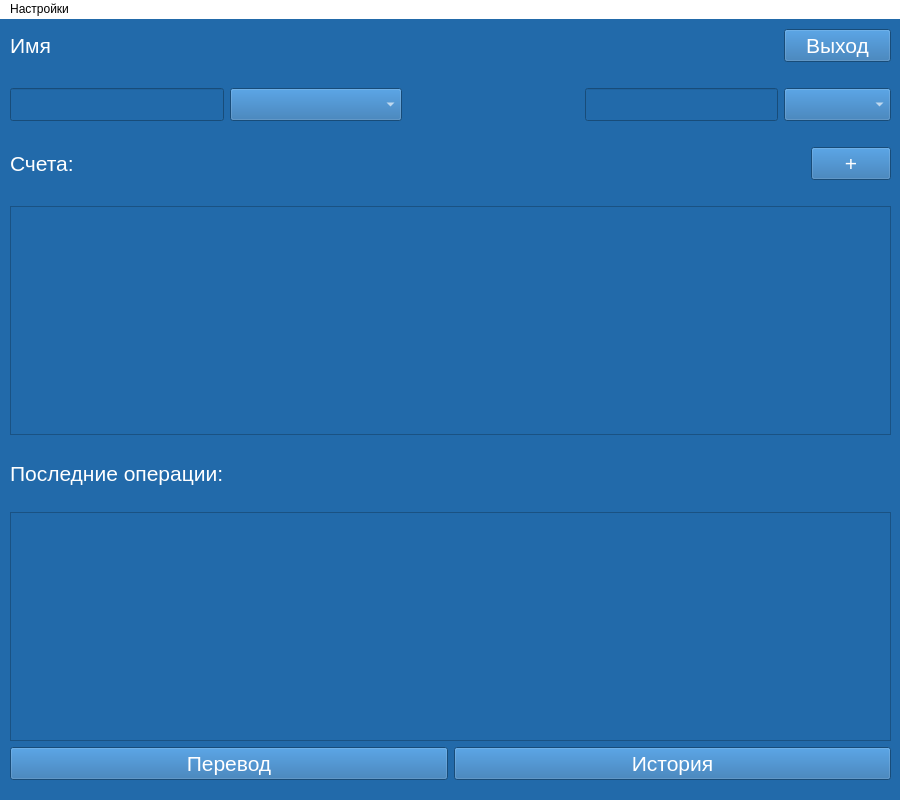
The window that Курсовая Банк/pythonProject/ui/Menu.ui (Tenager-Pro/3-kurs-2-semestr) describes before a commit, drawn with Qt 5.
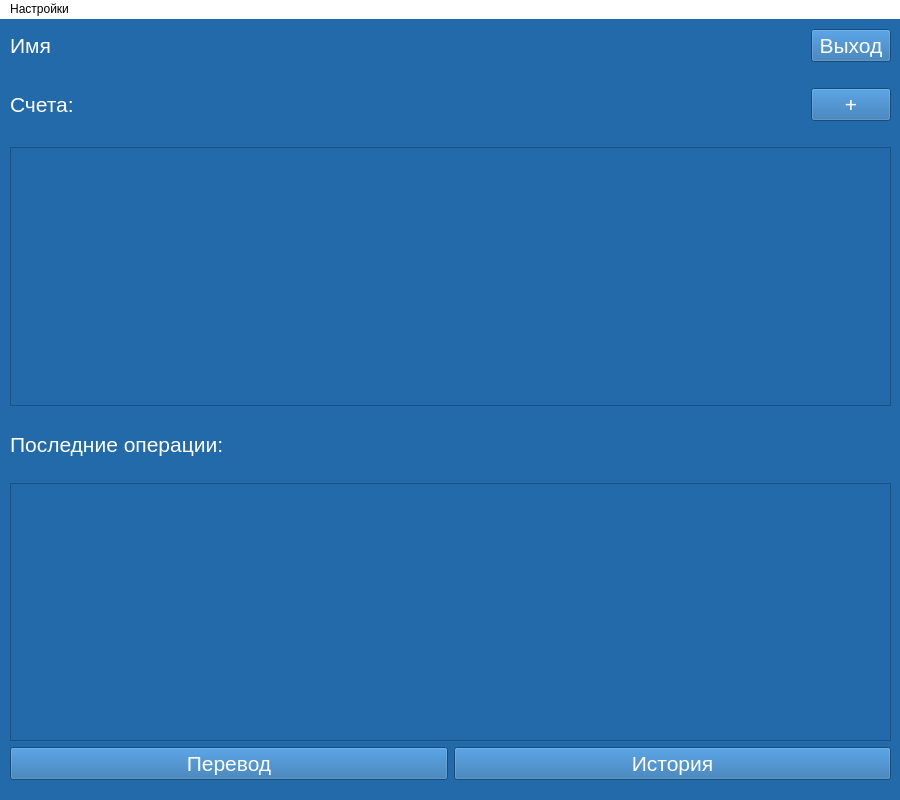
The same window after the commit. Icons and pictures are not drawn.

```diff
--- a/Курсовая Банк/pythonProject/ui/Menu.ui
+++ b/Курсовая Банк/pythonProject/ui/Menu.ui
@@ -42,7 +42,7 @@
      </rect>
     </property>
     <layout class="QGridLayout" name="gridLayout">
-     <item row="0" column="0" colspan="4">
+     <item row="0" column="0" colspan="2">
       <widget class="QLabel" name="label_name">
        <property name="font">
         <font>
@@ -57,7 +57,7 @@
        </property>
       </widget>
      </item>
-     <item row="8" column="0" colspan="6">
+     <item row="6" column="0" colspan="4">
       <layout class="QHBoxLayout" name="horizontalLayout">
        <item>
         <widget class="QLabel" name="label">
@@ -123,8 +123,23 @@
        </item>
       </layout>
      </item>
-     <item row="3" column="2">
-      <spacer name="horizontalSpacer_9">
+     <item row="10" column="0">
+      <widget class="QLabel" name="label_2">
+       <property name="font">
+        <font>
+         <pointsize>16</pointsize>
+        </font>
+       </property>
+       <property name="styleSheet">
+        <string notr="true">color: rgb(255,255,255)</string>
+       </property>
+       <property name="text">
+        <string>Последние операции:</string>
+       </property>
+      </widget>
+     </item>
+     <item row="7" column="0" colspan="4">
+      <spacer name="horizontalSpacer_5">
        <property name="orientation">
         <enum>Qt::Horizontal</enum>
        </property>
@@ -136,7 +151,35 @@
        </property>
       </spacer>
      </item>
-     <item row="15" column="0" colspan="6">
+     <item row="0" column="3">
+      <widget class="QPushButton" name="push_button_exit">
+       <property name="font">
+        <font>
+         <pointsize>16</pointsize>
+        </font>
+       </property>
+       <property name="styleSheet">
+        <string notr="true">color:rgb(255,255,255)</string>
+       </property>
+       <property name="text">
+        <string>Выход</string>
+       </property>
+      </widget>
+     </item>
+     <item row="11" column="0">
+      <spacer name="horizontalSpacer_8">
+       <property name="orientation">
+        <enum>Qt::Horizontal</enum>
+       </property>
+       <property name="sizeHint" stdset="0">
+        <size>
+         <width>40</width>
+         <height>20</height>
+        </size>
+       </property>
+      </spacer>
+     </item>
+     <item row="13" column="0" colspan="4">
       <layout class="QHBoxLayout" name="horizontalLayout_2">
        <item>
         <widget class="QPushButton" name="translate_button">
@@ -170,98 +213,10 @@
        </item>
       </layout>
      </item>
-     <item row="3" column="1">
-      <widget class="QComboBox" name="comboBox_2">
-       <property name="font">
-        <font>
-         <pointsize>16</pointsize>
-        </font>
-       </property>
-       <property name="styleSheet">
-        <string notr="true">color: rgb(255,255,255) </string>
-       </property>
-      </widget>
+     <item row="12" column="0" colspan="4">
+      <widget class="QListWidget" name="listWidget"/>
      </item>
-     <item row="13" column="0">
-      <spacer name="horizontalSpacer_8">
-       <property name="orientation">
-        <enum>Qt::Horizontal</enum>
-       </property>
-       <property name="sizeHint" stdset="0">
-        <size>
-         <width>40</width>
-         <height>20</height>
-        </size>
-       </property>
-      </spacer>
-     </item>
-     <item row="3" column="5">
-      <widget class="QComboBox" name="comboBox_3">
-       <property name="font">
-        <font>
-         <pointsize>16</pointsize>
-        </font>
-       </property>
-       <property name="styleSheet">
-        <string notr="true">color: rgb(255,255,255) </string>
-       </property>
-      </widget>
-     </item>
-     <item row="0" column="4">
-      <spacer name="horizontalSpacer_7">
-       <property name="orientation">
-        <enum>Qt::Horizontal</enum>
-       </property>
-       <property name="sizeHint" stdset="0">
-        <size>
-         <width>40</width>
-         <height>20</height>
-        </size>
-       </property>
-      </spacer>
-     </item>
-     <item row="9" column="0" colspan="6">
-      <spacer name="horizontalSpacer_5">
-       <property name="orientation">
-        <enum>Qt::Horizontal</enum>
-       </property>
-       <property name="sizeHint" stdset="0">
-        <size>
-         <width>40</width>
-         <height>20</height>
-        </size>
-       </property>
-      </spacer>
-     </item>
-     <item row="0" column="5">
-      <widget class="QPushButton" name="push_button_exit">
-       <property name="font">
-        <font>
-         <pointsize>16</pointsize>
-        </font>
-       </property>
-       <property name="styleSheet">
-        <string notr="true">color:rgb(255,255,255)</string>
-       </property>
-       <property name="text">
-        <string>Выход</string>
-       </property>
-      </widget>
-     </item>
-     <item row="6" column="1">
-      <spacer name="horizontalSpacer_3">
-       <property name="orientation">
-        <enum>Qt::Horizontal</enum>
-       </property>
-       <property name="sizeHint" stdset="0">
-        <size>
-         <width>40</width>
-         <height>20</height>
-        </size>
-       </property>
-      </spacer>
-     </item>
-     <item row="11" column="0">
+     <item row="9" column="0">
       <spacer name="horizontalSpacer_6">
        <property name="orientation">
         <enum>Qt::Horizontal</enum>
@@ -274,6 +229,22 @@
        </property>
       </spacer>
      </item>
+     <item row="8" column="0" colspan="4">
+      <widget class="QListWidget" name="listWidget_2"/>
+     </item>
+     <item row="0" column="2">
+      <spacer name="horizontalSpacer_7">
+       <property name="orientation">
+        <enum>Qt::Horizontal</enum>
+       </property>
+       <property name="sizeHint" stdset="0">
+        <size>
+         <width>40</width>
+         <height>20</height>
+        </size>
+       </property>
+      </spacer>
+     </item>
      <item row="1" column="0">
       <spacer name="horizontalSpacer_4">
        <property name="orientation">
@@ -287,45 +258,6 @@
        </property>
       </spacer>
      </item>
-     <item row="3" column="3" colspan="2">
-      <widget class="QLineEdit" name="lineEdit_3">
-       <property name="font">
-        <font>
-         <pointsize>16</pointsize>
-        </font>
-       </property>
-      </widget>
-     </item>
-     <item row="12" column="0">
-      <widget class="QLabel" name="label_2">
-       <property name="font">
-        <font>
-         <pointsize>16</pointsize>
-        </font>
-       </property>
-       <property name="styleSheet">
-        <string notr="true">color: rgb(255,255,255)</string>
-       </property>
-       <property name="text">
-        <string>Последние операции:</string>
-       </property>
-      </widget>
-     </item>
-     <item row="14" column="0" colspan="6">
-      <widget class="QListWidget" name="listWidget"/>
-     </item>
-     <item row="10" column="0" colspan="6">
-      <widget class="QListWidget" name="listWidget_2"/>
-     </item>
-     <item row="3" column="0">
-      <widget class="QLineEdit" name="lineEdit">
-       <property name="font">
-        <font>
-         <pointsize>16</pointsize>
-        </font>
-       </property>
-      </widget>
-     </item>
     </layout>
    </widget>
   </widget>
```
Left out of the diff: 2 changed lines with no effect on the pictures.
